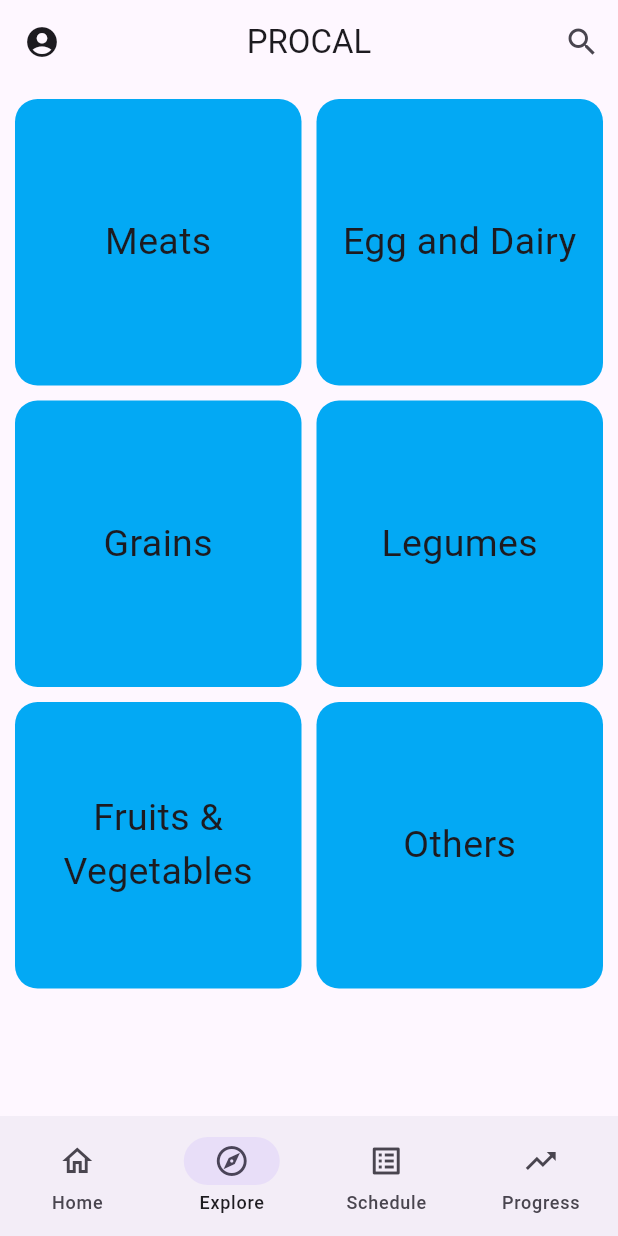
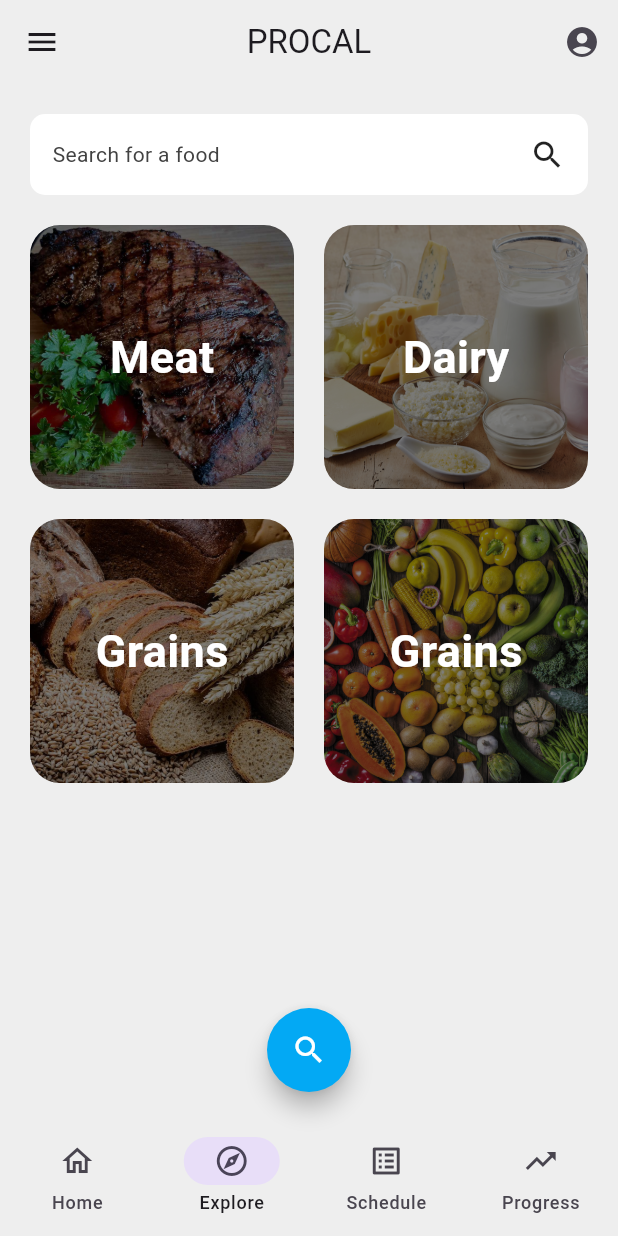
Before and after one commit to Rani1281/ProCal, a Flutter app: the screen it shows once a user with an empty profile is signed in, item 2 of the bottom bar chosen, on a phone screen of 412 x 824 dp. Run offline on Flutter 3.47's test engine with Material 3 defaults, Android fonts, the light colour scheme and no system bars; our stand-ins replace cloud_firestore, firebase_auth, firebase_core, fluttertoast, google_fonts, google_sign_in and 1 more; accounts and stored records are empty; Roboto replaces fonts that are missing (Audiowide).

Commit message:
Explore page UI

```diff
--- a/lib/components/food_catagory_item.dart
+++ b/lib/components/food_catagory_item.dart
@@ -1,34 +1,38 @@
 import 'package:flutter/material.dart';
 
 class FoodCatagoryItem extends StatelessWidget {
-  const FoodCatagoryItem({super.key, required this.text});
+  const FoodCatagoryItem({super.key, required this.imgPath, required this.text,});
 
+  final String imgPath;
   final String text;
-
 
   @override
   Widget build(BuildContext context) {
-    return Expanded(
-      child: Padding(
-        padding: const EdgeInsets.all(5.0),
-        child: LayoutBuilder(
-          builder: (context, constraints) {
-            return Container(
-              width: constraints.maxWidth,
-              height: constraints.maxWidth,
-              decoration: BoxDecoration(
-                borderRadius: BorderRadius.circular(15),
-                color: Colors.lightBlue,
-              ),
-                child: Center(
-                child: Text(
-                  text,
-                  style: TextStyle(fontSize: 25),
-                  textAlign: TextAlign.center,
+    return Padding(
+      padding: const EdgeInsets.all(10.0),
+      child: ClipRRect(
+        borderRadius: BorderRadius.circular(20),
+        child: Stack(
+          children: [
+            Image.asset(
+              imgPath,
+              fit: BoxFit.cover, // This will scale and crop the image to fill the space
+              width: double.infinity,
+              height: double.infinity,
+              color: Colors.black.withOpacity(0.5),
+              colorBlendMode: BlendMode.darken,
+            ),
+            Center(
+              child: Text(
+                text,
+                style: const TextStyle(
+                  color: Colors.white,
+                  fontSize: 30,
+                  fontWeight: FontWeight.bold
                 ),
               ),
-            );
-          },
+            ),
+          ]
         ),
       ),
     );
--- a/lib/main_navigation.dart
+++ b/lib/components/main_navigation.dart
@@ -5,6 +5,7 @@ import 'package:procal/pages/nav_pages/home_page/main_home_page.dart';
 import 'package:procal/pages/nav_pages/home_page/profile_page.dart';
 import 'package:procal/pages/nav_pages/progress_page/main_progress_page.dart';
 import 'package:procal/pages/nav_pages/schedule_page/main_schedule_page.dart';
+import 'package:google_fonts/google_fonts.dart';
 
 class MainNavigation extends StatefulWidget {
   const MainNavigation({super.key});
@@ -33,25 +34,47 @@ class _MainNavigationState extends State<MainNavigation> {
   @override
   Widget build(BuildContext context) {
     return Scaffold(
+      backgroundColor: Colors.grey[200],
+      floatingActionButtonLocation: FloatingActionButtonLocation.centerFloat,
       appBar: AppBar(
-          title: const Text('PROCAL'),
-          centerTitle: true,
-          actions: [
-            IconButton(
-                onPressed: () {
-                  Navigator.push(
-                      context,
-                      MaterialPageRoute(
-                          builder: (context) => const FoodSearchPage()));
-                },
-                icon: Icon(Icons.search))
-          ],
-          leading: IconButton(
+        backgroundColor: Colors.grey[200],
+        title: Text(
+          'PROCAL',
+            style: GoogleFonts.audiowide(
+          ),
+        ),
+        centerTitle: true,
+
+        leading: IconButton(
+          icon: Icon(Icons.menu),
+          onPressed: () {
+
+          },
+        ),
+
+        actions: [
+          IconButton(
             onPressed: () => Navigator.push(context, MaterialPageRoute(builder: (context) => const ProfilePage())),
-            icon: Icon(Icons.account_circle),
-          )),
+            icon: const Icon(Icons.account_circle),
+          )
+        ],
+      ),
+
+      floatingActionButton: FloatingActionButton(
+        backgroundColor: Colors.lightBlue,
+        foregroundColor: Colors.white,
+        onPressed: () {
+          Navigator.of(context).push(
+            MaterialPageRoute(builder: (context) => const FoodSearchPage()),
+          );
+        },
+        shape: const CircleBorder(),
+        child: const Icon(Icons.search),
+      ),
+
       body: pages[currentPageIndex],
       bottomNavigationBar: NavigationBar(
+        backgroundColor: Colors.grey[200],
         destinations: myDestinations,
         onDestinationSelected: (selectedIndex) {
           setState(() {
--- a/lib/components/my_text_field.dart
+++ b/lib/components/my_text_field.dart
@@ -10,7 +10,8 @@ class MyTextField extends StatelessWidget {
     this.endIcon,
     this.sumbitType,
     this.onSubmitted,
-    this.onTap
+    this.onTap,
+    this.autofocus
   });
 
   final TextEditingController controller;
@@ -20,6 +21,7 @@ class MyTextField extends StatelessWidget {
   final TextInputAction? sumbitType;
   final void Function(String)? onSubmitted;
   final void Function()? onTap;
+  final bool? autofocus;
 
   @override
   Widget build(BuildContext context) {
@@ -41,6 +43,7 @@ class MyTextField extends StatelessWidget {
 
       onSubmitted: onSubmitted,
       onTap: onTap,
+      autofocus: autofocus ?? false,
     );
   }
 }
--- a/lib/main.dart
+++ b/lib/main.dart
@@ -2,7 +2,7 @@ import 'package:firebase_auth/firebase_auth.dart';
 
 import 'package:flutter/material.dart';
 import 'package:firebase_core/firebase_core.dart';
-import 'package:procal/main_navigation.dart';
+import 'package:procal/components/main_navigation.dart';
 import 'package:procal/pages/auth_pages/main_auth.dart';
 import 'package:procal/pages/nav_pages/home_page/main_home_page.dart';
 import 'package:procal/pages/auth_pages/verify_email_page.dart';
@@ -57,6 +57,9 @@ class _MyAppState extends State<MyApp> {
           return const MainAuthPage(destination: AuthPages.signUp);
         },
       ),
+      theme: ThemeData(
+        primarySwatch: Colors.lightBlue,
+      ),
     );
   }
 }
--- a/lib/pages/nav_pages/home_page/main_home_page.dart
+++ b/lib/pages/nav_pages/home_page/main_home_page.dart
@@ -44,14 +44,7 @@ class _HomePageState extends State<HomePage> {
 
   @override
   Widget build(BuildContext context) {
-    return Scaffold(
-      floatingActionButtonLocation: FloatingActionButtonLocation.centerFloat,
-      floatingActionButton: FloatingActionButton(
-        onPressed: () {},
-        child: Icon(Icons.search),
-        backgroundColor: Colors.lightBlue,
-      ),
-      body: Padding(
+    return Padding(
         padding: const EdgeInsets.all(15.0),
         child: Center(
           child: Column(
@@ -65,8 +58,7 @@ class _HomePageState extends State<HomePage> {
             ],
           ),
         ),
-      ),
-    );
+      );
   }
 
   bool isAnon() {
--- a/lib/pages/nav_pages/search_pages/food_search_page.dart
+++ b/lib/pages/nav_pages/search_pages/food_search_page.dart
@@ -59,6 +59,7 @@ class _FoodSearchPageState extends State<FoodSearchPage> {
             print('Submitted!');
             search(input);
           },
+          autofocus: true,
         ),
       ),
       body: Padding(
--- a/lib/pages/nav_pages/search_pages/main_explore_page.dart
+++ b/lib/pages/nav_pages/search_pages/main_explore_page.dart
@@ -2,6 +2,7 @@ import 'package:flutter/material.dart';
 import 'package:flutter/widgets.dart';
 import 'package:procal/components/food_catagory_item.dart';
 import 'package:procal/components/my_text_field.dart';
+import 'package:procal/pages/nav_pages/search_pages/food_search_page.dart';
 
 class ExplorePage extends StatefulWidget {
   const ExplorePage({super.key});
@@ -15,33 +16,57 @@ class _ExplorePageState extends State<ExplorePage> {
   @override
   Widget build(BuildContext context) {
     return Padding(
-      padding: EdgeInsets.all(5),
-      child: ListView(
-        children: const [
-          Row(
-            mainAxisAlignment: MainAxisAlignment.spaceEvenly,
-            children: [
-              FoodCatagoryItem(text: 'Meats'),
-              FoodCatagoryItem(text: 'Egg and Dairy')
-            ],
+      padding: const EdgeInsets.all(10.0),
+      child: CustomScrollView(
+        slivers: [
+          SliverList(
+            delegate: SliverChildListDelegate([
+              // Search bar
+              GestureDetector(
+                onTap: () {
+                  Navigator.of(context).push(MaterialPageRoute(
+                    builder: (context) => const FoodSearchPage())
+                  );
+                },
+                child: Container(
+                  margin: const EdgeInsets.all(10.0),
+                  padding: const EdgeInsets.all(15.0),
+                  decoration: BoxDecoration(
+                    color: Colors.white,
+                    borderRadius: BorderRadius.circular(10.0),
+                  ),
+                  child: Row(
+                    mainAxisAlignment: MainAxisAlignment.spaceBetween,
+                    children: [
+                      Text(
+                        'Search for a food',
+                        style: TextStyle(
+                          color: Colors.grey[800],
+                        ),
+                      ),
+                      const Icon(
+                        Icons.search,
+                      )
+                    ],
+                  ),
+                ),
+              ),
+            ]),
           ),
-          Row(
-            mainAxisAlignment: MainAxisAlignment.spaceEvenly,
-            children: [
-              FoodCatagoryItem(text: 'Grains'),
-              FoodCatagoryItem(text: 'Legumes')
-            ],
+
+          SliverGrid(
+            gridDelegate: const SliverGridDelegateWithFixedCrossAxisCount(
+              crossAxisCount: 2,
+            ),
+            delegate: SliverChildListDelegate([
+              const FoodCatagoryItem(imgPath: 'assets/steak.jpeg', text: 'Meat'),
+              const FoodCatagoryItem(imgPath: 'assets/Dairy.jpg', text: 'Dairy'),
+              const FoodCatagoryItem(imgPath: 'assets/Grains.jpg', text: 'Grains'),
+              const FoodCatagoryItem(imgPath: 'assets/Fruits-and-vegetables.jpg', text: 'Grains'),
+            ]),
           ),
-          Row(
-            mainAxisAlignment: MainAxisAlignment.spaceEvenly,
-            children: [
-              FoodCatagoryItem(text: 'Fruits & Vegetables'),
-              FoodCatagoryItem(text: 'Others')
-            ],
-          ),
-        ]
-
-      )
+        ],
+      ),
     );
   }
 }
--- a/pubspec.yaml
+++ b/pubspec.yaml
@@ -44,6 +44,7 @@ dependencies:
   provider: ^6.1.2
   google_sign_in: ^6.2.2
   sign_in_button: ^3.2.0
+  google_fonts: ^6.2.1
 
 dev_dependencies:
   flutter_test:
@@ -69,8 +70,7 @@ flutter:
 
   # To add assets to your application, add an assets section, like this:
   assets:
-    - assets/google-logo.png
-    - assets/foundationDownload.json
+    - assets/
 
   # An image asset can refer to one or more resolution-specific "variants", see
   # https://flutter.dev/assets-and-images/#resolution-aware
```
Also changed, not shown: assets/Dairy.jpg (added), assets/Fruits-and-vegetables.jpg (added), assets/Grains.jpg (added), assets/steak.jpeg (added), pubspec.lock.
